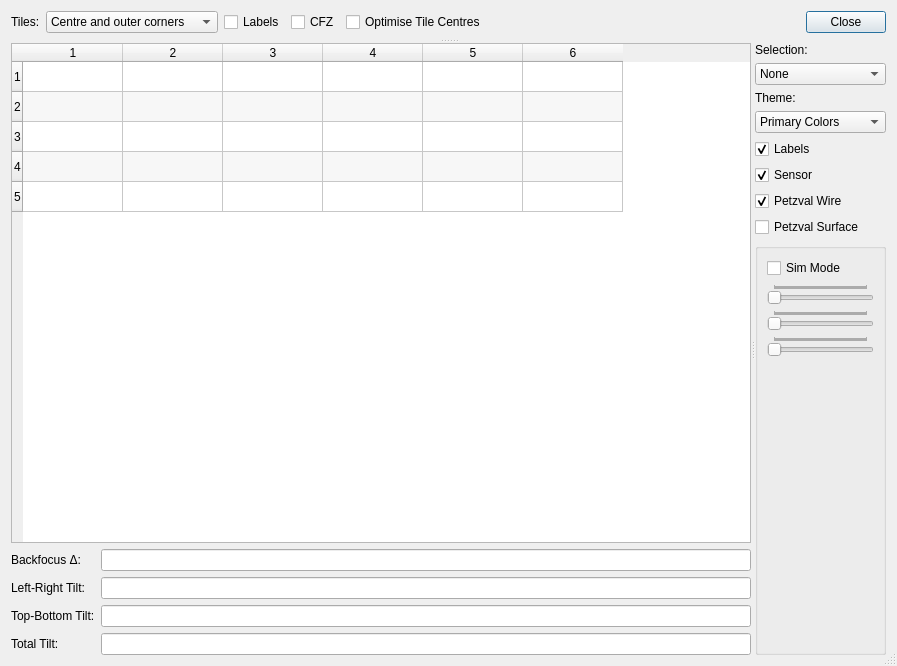
This is kstars/ekos/focus/aberrationinspector.ui in KDE/kstars as Qt 5 draws it before an edit. The edited form follows.
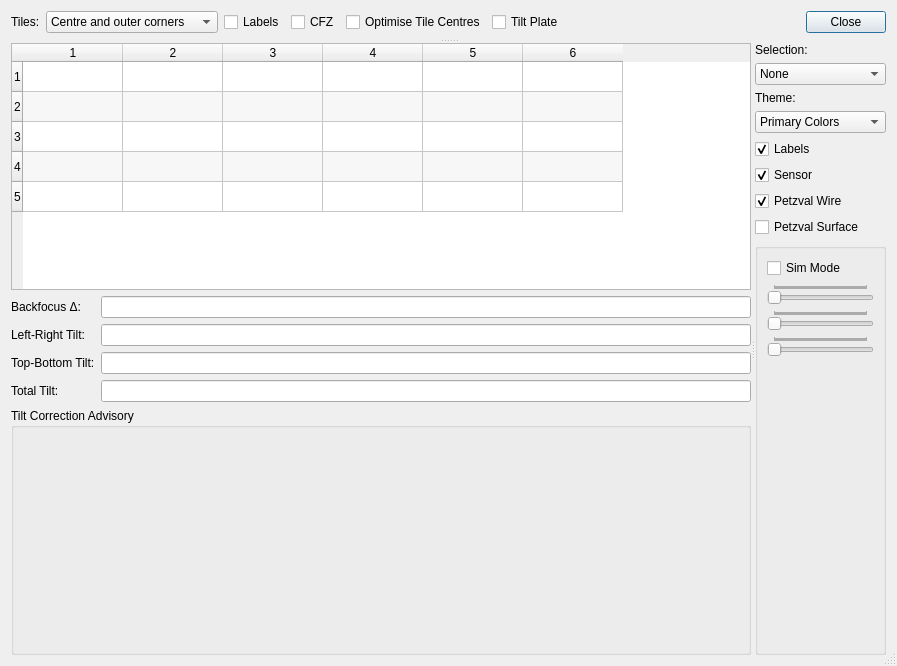
This is the edited form. Custom widgets are drawn as their Qt base class.

Commit message: Focus: Add Tilt Correction Advisory to Aberration Inspector

```diff
--- a/kstars/ekos/focus/aberrationinspector.ui
+++ b/kstars/ekos/focus/aberrationinspector.ui
@@ -119,6 +119,16 @@
          </property>
         </widget>
        </item>
+       <item row="0" column="5">
+        <widget class="QCheckBox" name="abInsTiltPlate">
+         <property name="toolTip">
+          <string>&lt;html&gt;&lt;head/&gt;&lt;body&gt;&lt;p&gt;Check if you have a tilt adjustment plate installed. Shows the Tilt Correction Advisory panel with suggested adjustments.&lt;/p&gt;&lt;/body&gt;&lt;/html&gt;</string>
+         </property>
+         <property name="text">
+          <string>Tilt Plate</string>
+         </property>
+        </widget>
+       </item>
       </layout>
      </item>
      <item>
@@ -301,6 +311,13 @@
           </item>
          </layout>
         </item>
+        <item>
+         <widget class="Ekos::TiltCorrectionWidget" name="tiltCorrectionWidget">
+          <property name="title">
+           <string>Tilt Correction Advisory</string>
+          </property>
+         </widget>
+        </item>
        </layout>
       </widget>
       <widget class="QWidget" name="widget" native="true">
@@ -562,6 +579,11 @@
    <extends>QTableWidget</extends>
    <header>ekos/focus/abinstablewidget.h</header>
   </customwidget>
+  <customwidget>
+   <class>Ekos::TiltCorrectionWidget</class>
+   <extends>QGroupBox</extends>
+   <header>ekos/focus/tiltcorrectionwidget.h</header>
+  </customwidget>
  </customwidgets>
  <tabstops>
   <tabstop>abInsTileSelection</tabstop>
```
The commit also changes 6 other files.
